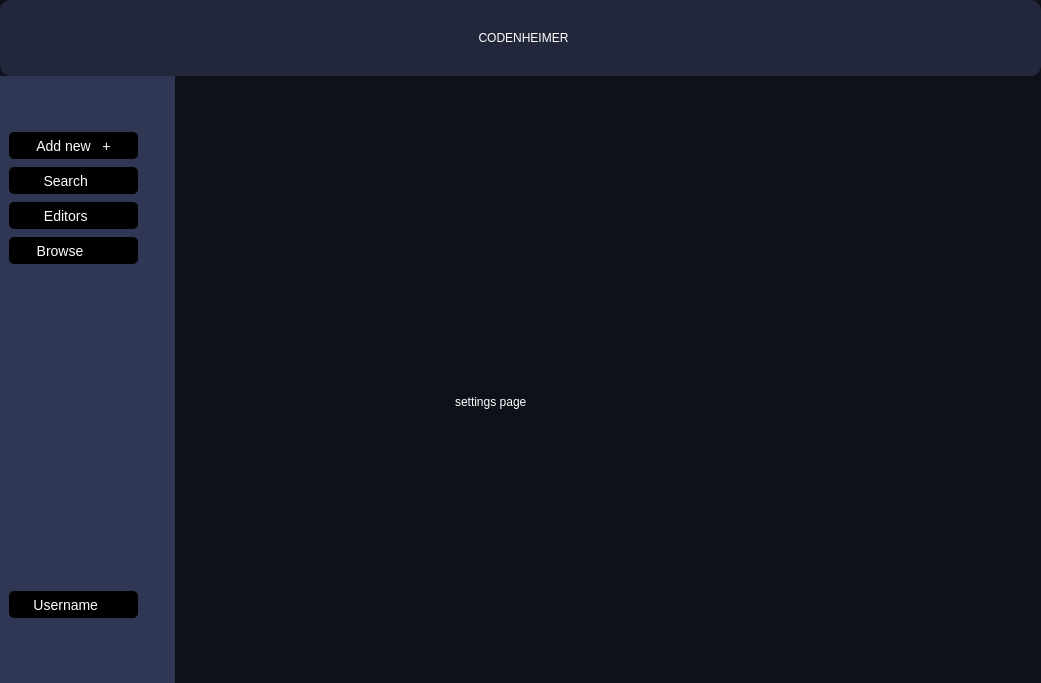
This is mainwindow.ui in Deatrax/codenheimer as Qt 5 draws it before an edit. The edited form follows.
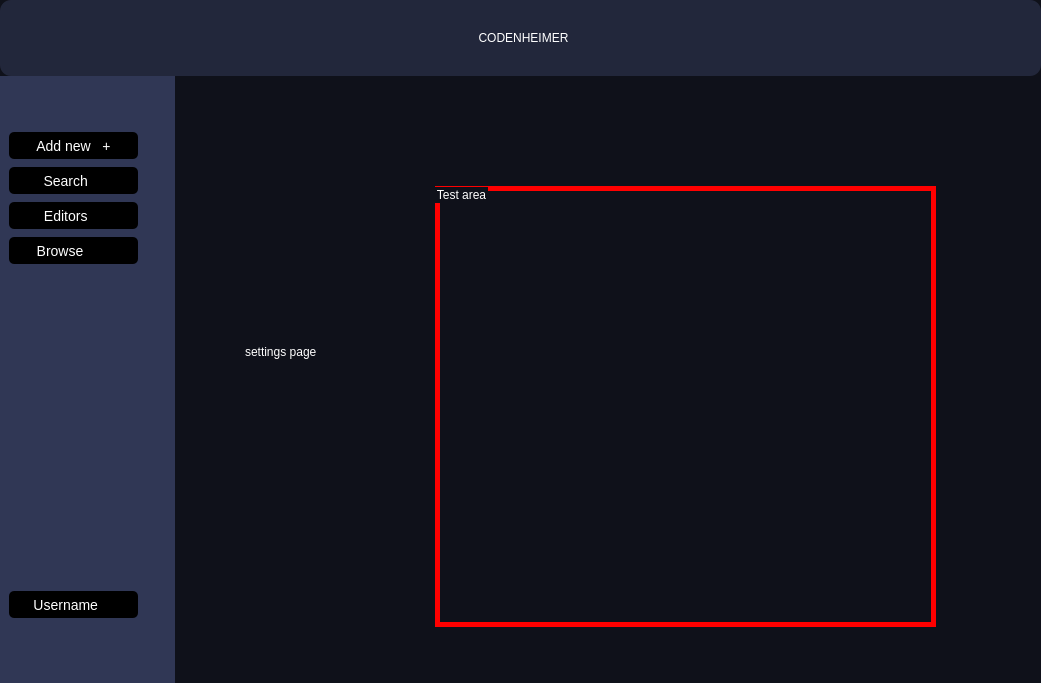
This is the edited form. The open tabs and pages were chosen to show the change.

Commit message: added assign snippet function in the snippetPreviewBox class

```diff
--- a/mainwindow.ui
+++ b/mainwindow.ui
@@ -777,8 +777,8 @@
           <widget class="QLabel" name="label_4">
            <property name="geometry">
             <rect>
-             <x>280</x>
-             <y>290</y>
+             <x>70</x>
+             <y>240</y>
              <width>141</width>
              <height>71</height>
             </rect>
@@ -787,6 +787,22 @@
             <string>settings page</string>
            </property>
           </widget>
+          <widget class="QGroupBox" name="groupBox_2">
+           <property name="geometry">
+            <rect>
+             <x>260</x>
+             <y>110</y>
+             <width>501</width>
+             <height>441</height>
+            </rect>
+           </property>
+           <property name="styleSheet">
+            <string notr="true">border:5px solid red</string>
+           </property>
+           <property name="title">
+            <string>Test area</string>
+           </property>
+          </widget>
          </widget>
         </widget>
        </item>
```
Left out of the diff: 2 changed lines with no effect on the pictures. The commit also changes 7 other files.
